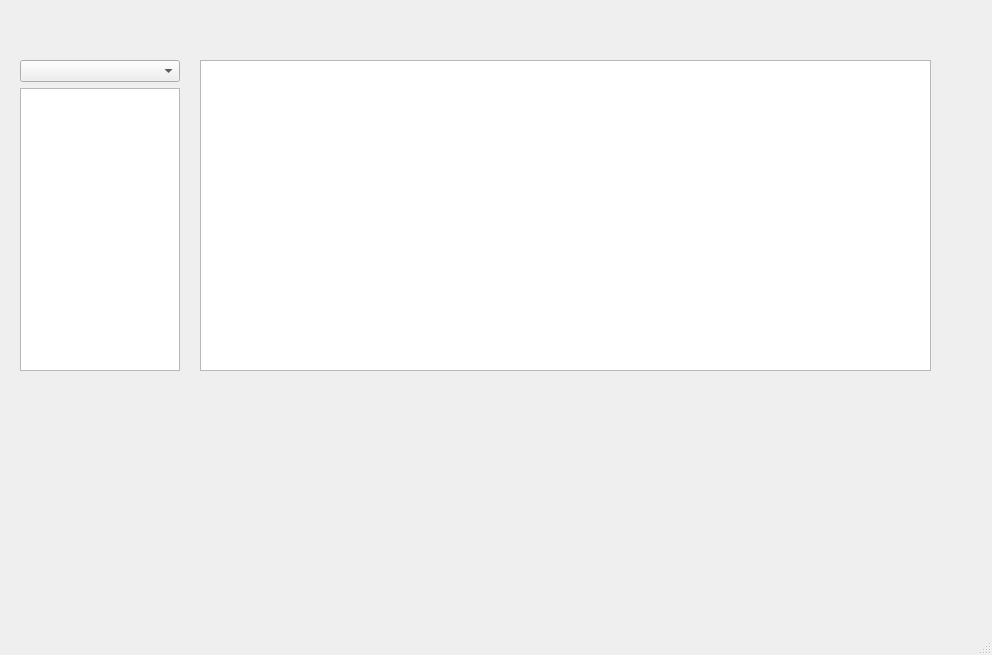
Old version of the form Verkefni3/ui/window.ui in the repository thortom/T-316-GAVI.
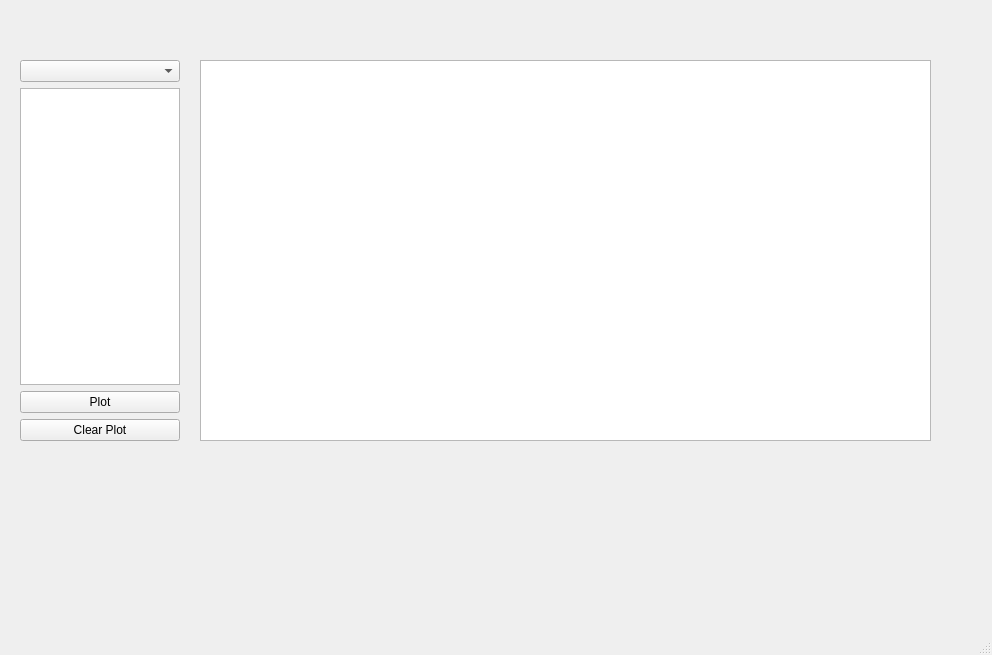
New version of the form. Custom widgets are drawn as their Qt base class.

Commit message: Fixing the QT ass

What changed in the file:
```diff
--- a/Verkefni3/ui/window.ui
+++ b/Verkefni3/ui/window.ui
@@ -20,7 +20,7 @@
       <x>200</x>
       <y>60</y>
       <width>731</width>
-      <height>311</height>
+      <height>381</height>
      </rect>
     </property>
    </widget>
@@ -30,7 +30,7 @@
       <x>20</x>
       <y>60</y>
       <width>160</width>
-      <height>311</height>
+      <height>381</height>
      </rect>
     </property>
     <layout class="QVBoxLayout" name="verticalLayout">
@@ -44,6 +44,20 @@
        </property>
       </widget>
      </item>
+     <item>
+      <widget class="QPushButton" name="Plot">
+       <property name="text">
+        <string>Plot</string>
+       </property>
+      </widget>
+     </item>
+     <item>
+      <widget class="QPushButton" name="ClearPlot">
+       <property name="text">
+        <string>Clear Plot</string>
+       </property>
+      </widget>
+     </item>
     </layout>
    </widget>
   </widget>
```
Left out of the diff: 2 changed lines with no effect on the pictures. The commit also changes 2 other files.
